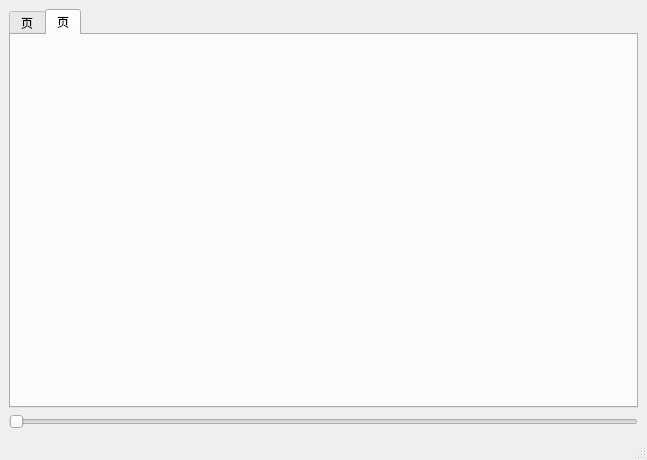
The window that examples/qqtprintsupportexample/mainwindow.ui (AbelTian/LibQQt) describes before a commit, drawn with Qt 5.
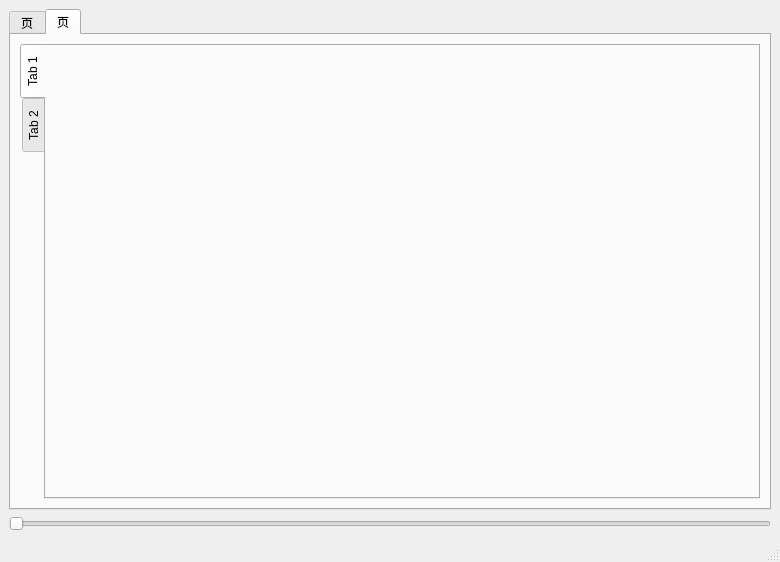
The same window after the commit. The open tabs and pages were chosen to show the change. Custom widgets are drawn as their Qt base class.

Commit message: update picture effect tabbar

```diff
--- a/examples/qqtprintsupportexample/mainwindow.ui
+++ b/examples/qqtprintsupportexample/mainwindow.ui
@@ -6,8 +6,8 @@
    <rect>
     <x>0</x>
     <y>0</y>
-    <width>647</width>
-    <height>460</height>
+    <width>780</width>
+    <height>562</height>
    </rect>
   </property>
   <property name="windowTitle">
@@ -39,6 +39,25 @@
        <attribute name="title">
         <string>页</string>
        </attribute>
+       <layout class="QHBoxLayout" name="horizontalLayout_2">
+        <item>
+         <widget class="QQtPictureEffectTabWidget" name="tw0">
+          <property name="tabPosition">
+           <enum>QTabWidget::West</enum>
+          </property>
+          <widget class="QWidget" name="tab_2">
+           <attribute name="title">
+            <string>Tab 1</string>
+           </attribute>
+          </widget>
+          <widget class="QWidget" name="tab_3">
+           <attribute name="title">
+            <string>Tab 2</string>
+           </attribute>
+          </widget>
+         </widget>
+        </item>
+       </layout>
       </widget>
      </widget>
     </item>
@@ -70,6 +89,12 @@
    <header location="global">qcustomplot.h</header>
    <container>1</container>
   </customwidget>
+  <customwidget>
+   <class>QQtPictureEffectTabWidget</class>
+   <extends>QTabWidget</extends>
+   <header location="global">qqtpictureeffecttabwidget.h</header>
+   <container>1</container>
+  </customwidget>
  </customwidgets>
  <resources/>
  <connections/>
```
Left out of the diff: 21 changed lines with no effect on the pictures. The commit also changes 3 other files.
